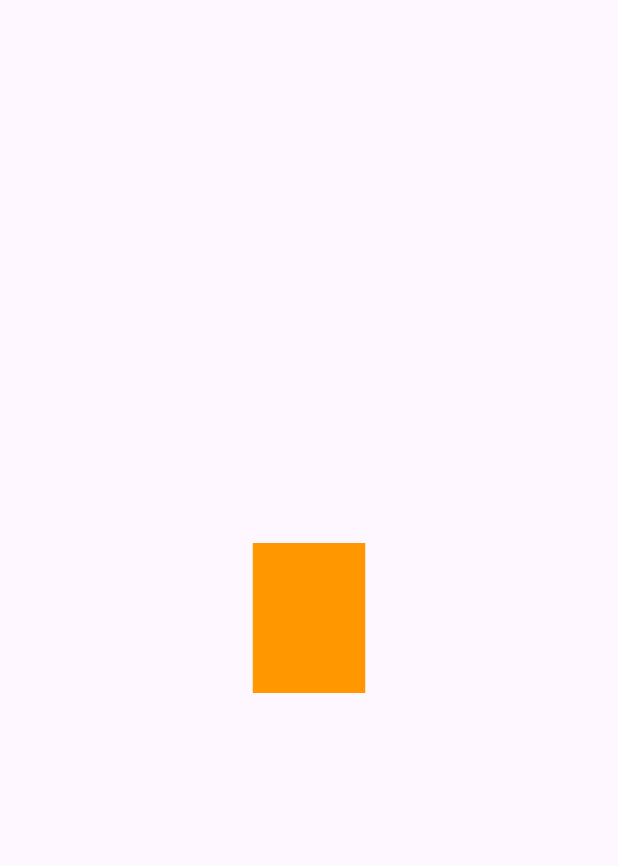
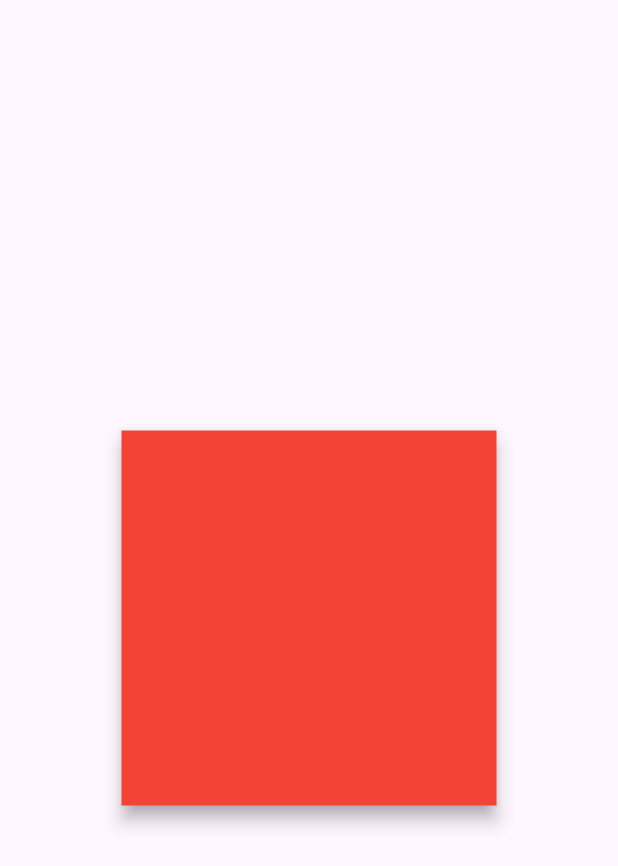
Before and after one commit to serhan2004/Flutter-Animations, a Flutter app: the screen it shows after launch, on a phone screen of 412 x 824 dp. Shown: the top 866 px of the screen. Run offline on Flutter 3.47's test engine with Material 3 defaults, Android fonts, the phone set to English and light mode, and no system bars.

Commit message:
Animated Physical Model eklendi

```diff
--- /dev/null
+++ b/lib/animated_physical_model.dart
@@ -0,0 +1,42 @@
+import 'package:flutter/material.dart';
+
+class AnimatedPhysicalModelExample extends StatefulWidget {
+  const AnimatedPhysicalModelExample({super.key});
+
+  @override
+  State<AnimatedPhysicalModelExample> createState() =>
+      _AnimatedPhysicalModelExampleState();
+}
+
+class _AnimatedPhysicalModelExampleState
+    extends State<AnimatedPhysicalModelExample> {
+
+      bool isSelected = false;
+  @override
+  Widget build(BuildContext context) {
+
+    return Center(
+      child: GestureDetector(
+        //Sizedbox içerisi boş olduğu için Gesture detector çalışmıyordu
+        //Bu parametre sayesinde çalışabilir yaptık
+        behavior: HitTestBehavior.opaque,
+        onTap: () {
+          setState(() {
+            isSelected = !isSelected;
+          });
+          debugPrint("Butona Tıklanıldı");
+        },
+        child: AnimatedPhysicalModel(
+          shape: BoxShape.rectangle,
+          borderRadius: isSelected ? BorderRadius.circular(8) : BorderRadius.circular(0),
+          elevation: isSelected ? 100 : 5,
+          curve: Curves.fastOutSlowIn,
+          color: isSelected? Colors.blue: Colors.red,
+          shadowColor: Colors.grey,
+          duration: Duration(seconds: 1),
+          child: SizedBox(height: 250, width: 250),
+        ),
+      ),
+    );
+  }
+}
--- a/lib/main.dart
+++ b/lib/main.dart
@@ -1,6 +1,5 @@
 import 'package:flutter/material.dart';
-import 'package:ogrenme/animated_Container.dart';
-import 'package:ogrenme/animated_swticher.dart';
+import 'package:ogrenme/animated_physical_model.dart';
 
 void main() => runApp(const MyApp());
 
@@ -9,6 +8,6 @@ class MyApp extends StatelessWidget {
 
   @override
   Widget build(BuildContext context) {
-    return MaterialApp(home: Scaffold(body:AnimatedContainerExample() ));
+    return MaterialApp(home: Scaffold(body: AnimatedPhysicalModelExample()));
   }
 }
```
